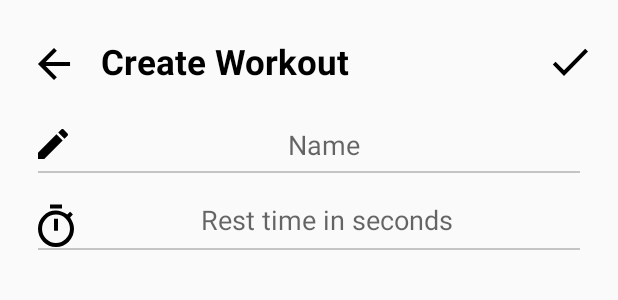
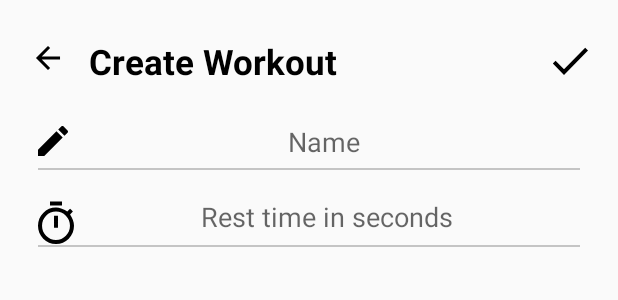
Before and after one commit to Kobietka/TrainingTimer, an Android app: the layout fragment_add_workout.xml on its own in the app's theme, with its tools: preview values and no code run, on a phone screen of 412 x 824 dp. Shown: the top 300 px of the screen. Run offline under Robolectric (Android 15) with nearby library versions, the phone set to English and light mode, and no system bars.

Commit message:
Change size to 24dp

```diff
--- a/app/src/main/res/drawable/ic_add.xml
+++ b/app/src/main/res/drawable/ic_add.xml
@@ -1,6 +1,6 @@
 <vector xmlns:android="http://schemas.android.com/apk/res/android"
-    android:width="25dp"
-    android:height="25dp"
+    android:width="24dp"
+    android:height="24dp"
     android:viewportWidth="20"
     android:viewportHeight="20">
   <path
--- a/app/src/main/res/drawable/ic_back_arrow.xml
+++ b/app/src/main/res/drawable/ic_back_arrow.xml
@@ -1,6 +1,6 @@
 <vector xmlns:android="http://schemas.android.com/apk/res/android"
-    android:width="32dp"
-    android:height="32dp"
+    android:width="24dp"
+    android:height="24dp"
     android:viewportWidth="32"
     android:viewportHeight="32">
 
```
